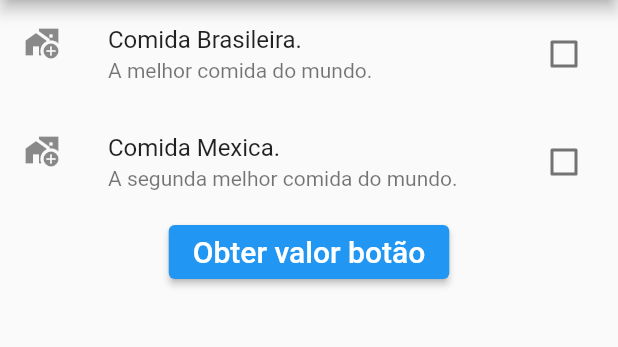
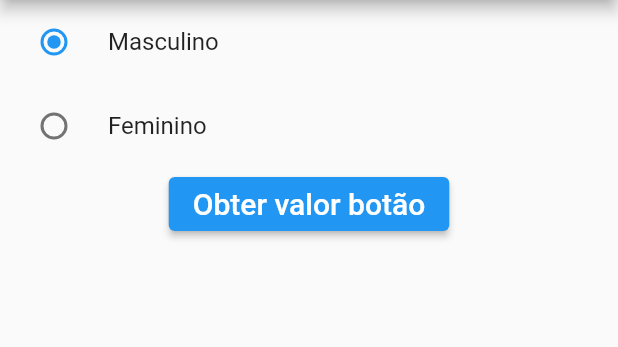
Before and after one commit to rodrigodeoliveira19/curso_flutter_udemy, a Flutter app: the screen it shows after launch, after a tap on "Obter valor botão", on a phone screen of 412 x 824 dp, the part 84-431 px from its top. Run offline on Flutter 3.47's test engine with Material 2 defaults, Android fonts, the phone set to English and light mode, and no system bars.

Commit message:
RadioButton

```diff
--- a/entrada_checkbox/lib/EntradaCheckBox.dart
+++ b/entrada_checkbox/lib/EntradaCheckBox.dart
@@ -1,5 +1,5 @@
 import 'package:flutter/material.dart';
-import 'package:flutter/material.dart';
+
 
 class EntradaCheckBox extends StatefulWidget {
   const EntradaCheckBox({Key? key}) : super(key: key);
--- /dev/null
+++ b/entrada_checkbox/lib/EntradaRadioButton.dart
@@ -0,0 +1,87 @@
+import 'package:flutter/material.dart';
+
+
+class EntradaRadioButton extends StatefulWidget {
+  const EntradaRadioButton({Key? key}) : super(key: key);
+
+  @override
+  State<EntradaRadioButton> createState() => _EntradaRadioButtonState();
+}
+
+class _EntradaRadioButtonState extends State<EntradaRadioButton> {
+
+  String _escolhaDoUsuario = "m";
+
+  @override
+  Widget build(BuildContext context) {
+    return Scaffold(
+      appBar: AppBar(
+        title: Text("Entrada de dados"),
+      ),
+      body: Container(
+        child: Column(
+          children: [
+
+            //Estrutura de coluna
+            RadioListTile(
+                title: Text("Masculino"),
+                value: "m",
+                groupValue: _escolhaDoUsuario,
+                onChanged: (String? escolha) {
+                  setState(() {
+                    _escolhaDoUsuario = escolha!;
+                  });
+                  print("Masculino: " + escolha!);
+                }),
+            RadioListTile(
+                title: Text("Feminino"),
+                value: "f",
+                groupValue: _escolhaDoUsuario,
+                onChanged: (String? escolha) {
+                  setState(() {
+                    _escolhaDoUsuario = escolha!;
+                  });
+                  print("Feminino: " + escolha!);
+                }),
+
+            ElevatedButton(
+              onPressed: (){
+                print("Valor radioButton: "+ _escolhaDoUsuario);
+              },
+              child: Text(
+                "Obter valor botão",
+                style: TextStyle(fontSize: 20),
+              ),
+              style: ElevatedButton.styleFrom(
+                backgroundColor: Colors.blue,
+              ),
+            )
+            /*Estrutura de linha
+            Text("Masculino"),
+            Radio(
+                value: "m",
+                groupValue: _escolhaDoUsuario,
+                onChanged: (String? escolha) {
+                  setState(() {
+                    _escolhaDoUsuario = escolha!;
+                  });
+                  print("Masculino: "+escolha!);
+                }),
+            Text("Masculino"),
+            Radio(
+                value: "f",
+                groupValue: _escolhaDoUsuario,
+                onChanged: (String? escolha) {
+                  setState(() {
+                    _escolhaDoUsuario = escolha!;
+                  });
+                  print("Feminino: "+escolha!);
+                })
+            */
+
+          ],
+        ),
+      ),
+    );
+  }
+}
--- a/entrada_checkbox/lib/main.dart
+++ b/entrada_checkbox/lib/main.dart
@@ -2,9 +2,11 @@ import 'package:flutter/material.dart';
 
 
 import 'EntradaCheckBox.dart';
+import 'EntradaRadioButton.dart';
 
 void main() {
   runApp(const MaterialApp(
-    home: EntradaCheckBox(),
+    //home: EntradaCheckBox(),
+    home: EntradaRadioButton(),
   ));
 }
```
